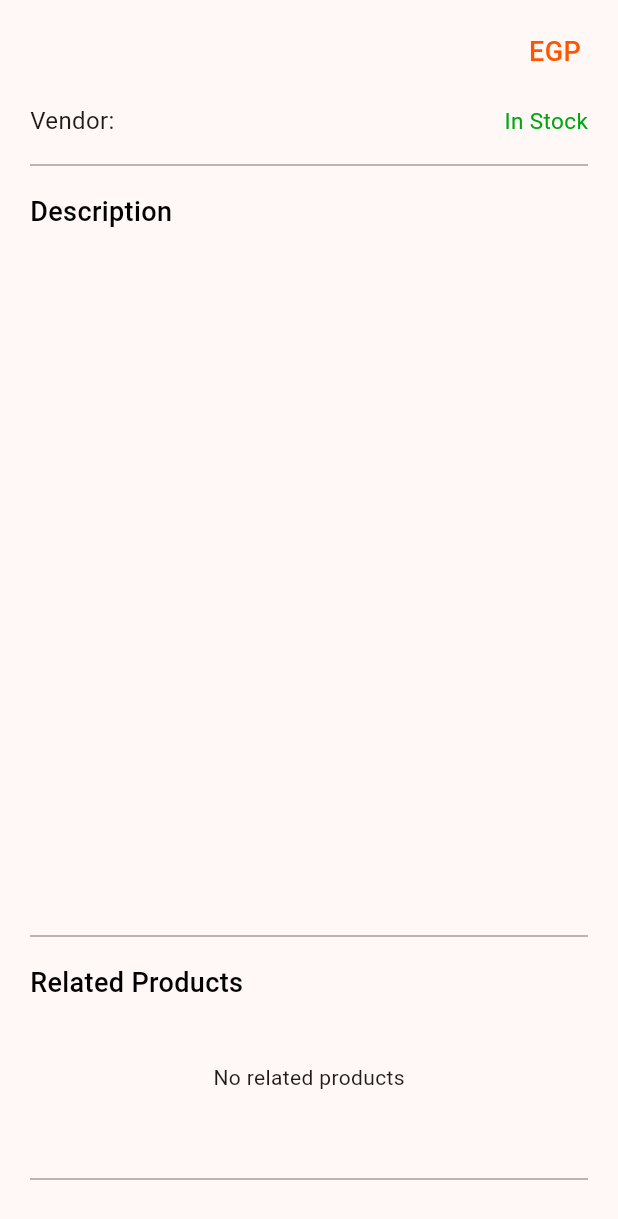
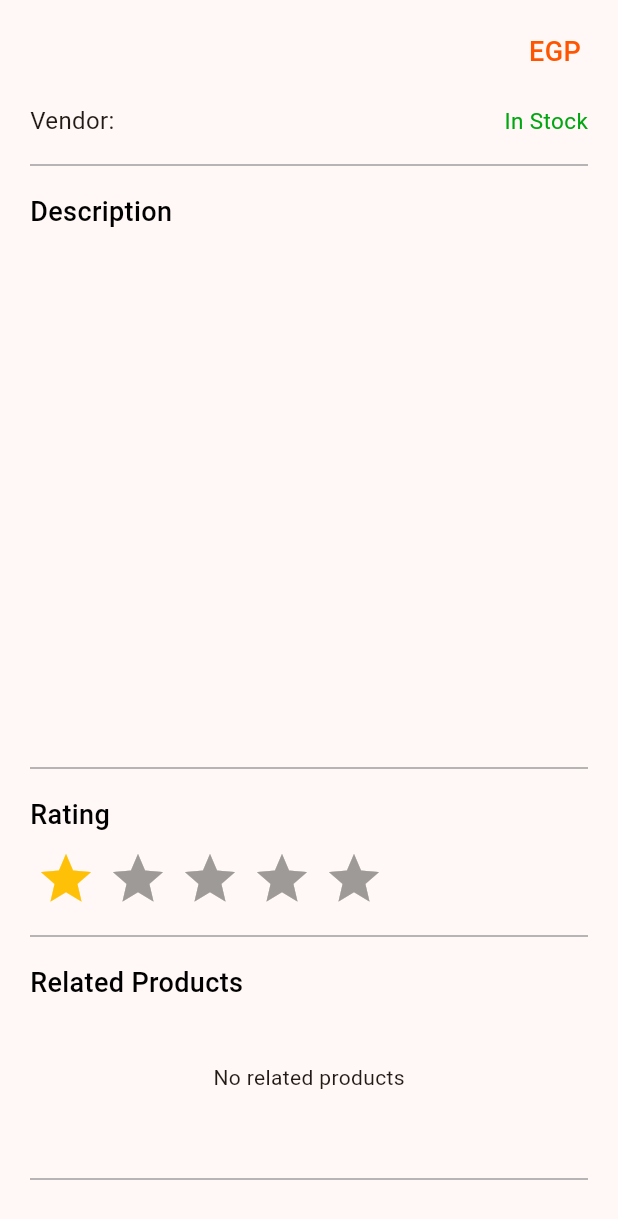
Before and after one commit to Q00R/bite-express, a Flutter app: the ProductInfo widget shown alone on an empty page, opened directly with empty values, on a phone screen of 412 x 824 dp. Shown: the top 1219 px of the screen. Run offline on Flutter 3.47's test engine with Material 3 defaults, Android fonts, the phone set to English and light mode, and no system bars; drawn by our look-alikes of flutter_rating_bar.

Commit message:
added rating bar

```diff
--- a/biteexpress/lib/productsMockData.dart
+++ b/biteexpress/lib/productsMockData.dart
@@ -88,7 +88,7 @@ final Map<String, dynamic> products = {
     "price": "2.99",
     "createdVendor": "Vendor1",
     "image": "product.png",
-    "ratings": {"userId1": 4, "userId2": 5},
+    "ratings": {"userId1": 4, "userId2": 4},
     "comments": {
       "commentId1": {
         "userId": "userId1",
--- a/biteexpress/lib/widgets/productInfo.dart
+++ b/biteexpress/lib/widgets/productInfo.dart
@@ -1,10 +1,22 @@
 import 'package:flutter/material.dart';
+import 'package:flutter_rating_bar/flutter_rating_bar.dart';
 import '../classes/product.dart';
 import './relatedProductsList.dart';
 
 class ProductInfo extends StatelessWidget {
   final Product product;
   const ProductInfo({Key? key, required this.product}) : super(key: key);
+
+  double calculateAverageRating() {
+    if (product.ratings.isEmpty) {
+      return 1.0;
+    }
+    int total = 0;
+    product.ratings.values.forEach((rating) {
+      total += rating.toInt();
+    });
+    return (total / product.ratings.length).roundToDouble();
+  }
 
   @override
   Widget build(BuildContext context) {
@@ -102,6 +114,42 @@ class ProductInfo extends StatelessWidget {
           const Align(
             alignment: Alignment.centerLeft,
             child: Text(
+              'Rating',
+              style: TextStyle(
+                fontSize: 18,
+                color: Colors.black,
+                fontWeight: FontWeight.w500,
+              ),
+            ),
+          ),
+          const SizedBox(height: 10),
+          Align(
+            alignment: Alignment.centerLeft,
+            child: RatingBar.builder(
+              initialRating: calculateAverageRating(),
+              minRating: 1,
+              direction: Axis.horizontal,
+              allowHalfRating: true,
+              itemCount: 5,
+              ignoreGestures: true,
+              itemPadding: const EdgeInsets.symmetric(horizontal: 4.0),
+              itemBuilder: (context, _) => const Icon(
+                Icons.star,
+                color: Colors.amber,
+              ),
+              onRatingUpdate: (rating) {
+                print(rating);
+              },
+            ),
+          ),
+          const SizedBox(height: 10),
+          const Divider(
+            color: Colors.grey,
+          ),
+          const SizedBox(height: 10),
+          const Align(
+            alignment: Alignment.centerLeft,
+            child: Text(
               'Related Products',
               style: TextStyle(
                 fontSize: 18,
--- a/biteexpress/pubspec.yaml
+++ b/biteexpress/pubspec.yaml
@@ -36,6 +36,7 @@ dependencies:
    cupertino_icons: ^1.0.2
    provider: ^6.1.2
    collection: ^1.18.0
+   flutter_rating_bar: ^4.0.1
 
 dev_dependencies:
    flutter_test:
```
Also changed, not shown: biteexpress/pubspec.lock.
